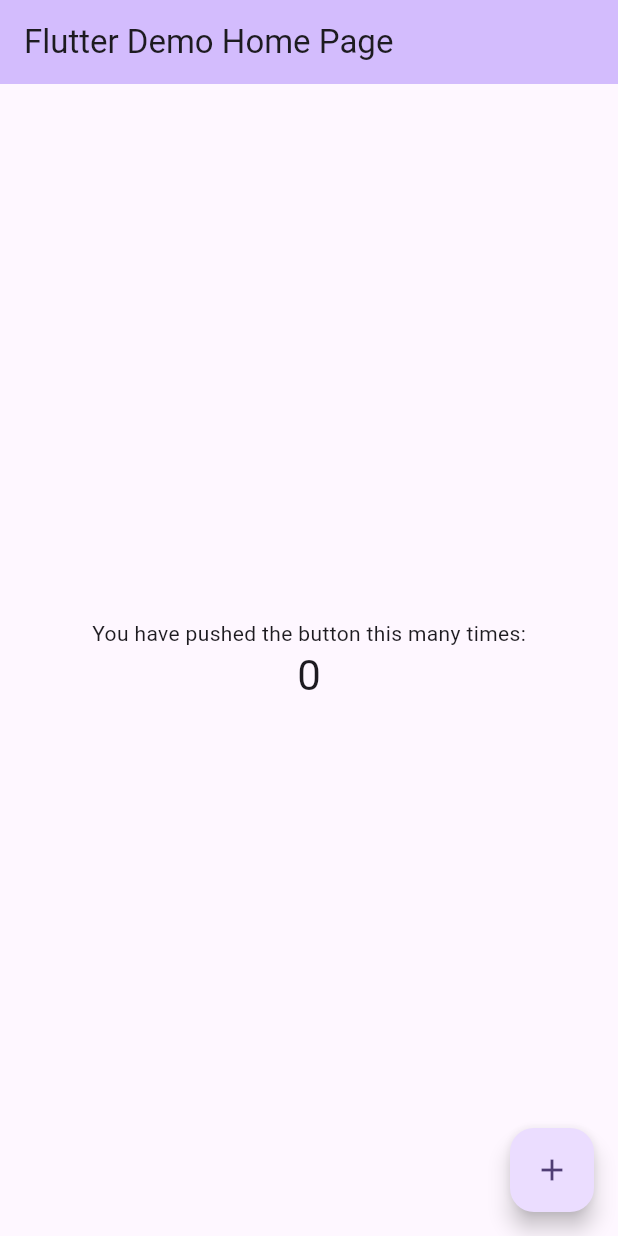
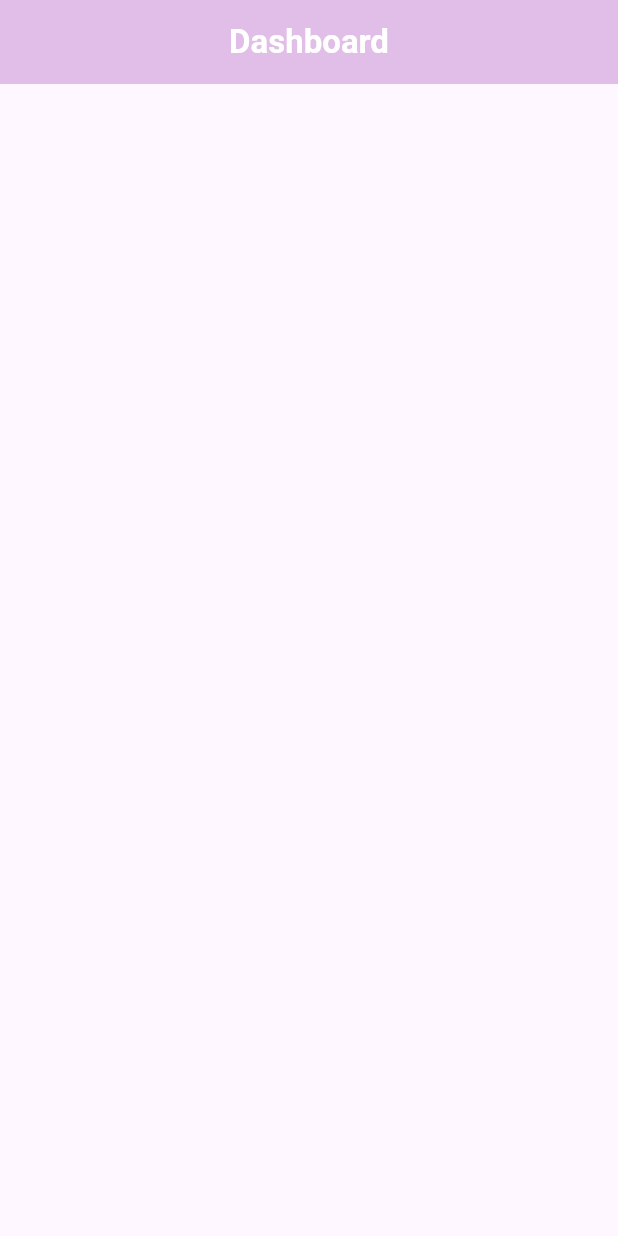
Before and after one commit to salitsamyl/notes_app, a Flutter app: the screen it shows after launch, on a phone screen of 412 x 824 dp. Run offline on Flutter 3.47's test engine with Material 3 defaults, Android fonts, the phone set to English and light mode, and no system bars.

Commit message:
Menambahkan model notes & tampilan dashboard

```diff
--- a/lib/main.dart
+++ b/lib/main.dart
@@ -1,4 +1,5 @@
 import 'package:flutter/material.dart';
+import 'package:notes_app/screens/dashboard.dart';
 
 void main() {
   runApp(const MyApp());
@@ -11,112 +12,7 @@ class MyApp extends StatelessWidget {
   @override
   Widget build(BuildContext context) {
     return MaterialApp(
-      title: 'Flutter Demo',
-      theme: ThemeData(
-        // This is the theme of your application.
-        //
-        // TRY THIS: Try running your application with "flutter run". You'll see
-        // the application has a purple toolbar. Then, without quitting the app,
-        // try changing the seedColor in the colorScheme below to Colors.green
-        // and then invoke "hot reload" (save your changes or press the "hot
-        // reload" button in a Flutter-supported IDE, or press "r" if you used
-        // the command line to start the app).
-        //
-        // Notice that the counter didn't reset back to zero; the application
-        // state is not lost during the reload. To reset the state, use hot
-        // restart instead.
-        //
-        // This works for code too, not just values: Most code changes can be
-        // tested with just a hot reload.
-        colorScheme: ColorScheme.fromSeed(seedColor: Colors.deepPurple),
-      ),
-      home: const MyHomePage(title: 'Flutter Demo Home Page'),
+      home: Dashboard(),
     );
   }
 }
-
-class MyHomePage extends StatefulWidget {
-  const MyHomePage({super.key, required this.title});
-
-  // This widget is the home page of your application. It is stateful, meaning
-  // that it has a State object (defined below) that contains fields that affect
-  // how it looks.
-
-  // This class is the configuration for the state. It holds the values (in this
-  // case the title) provided by the parent (in this case the App widget) and
-  // used by the build method of the State. Fields in a Widget subclass are
-  // always marked "final".
-
-  final String title;
-
-  @override
-  State<MyHomePage> createState() => _MyHomePageState();
-}
-
-class _MyHomePageState extends State<MyHomePage> {
-  int _counter = 0;
-
-  void _incrementCounter() {
-    setState(() {
-      // This call to setState tells the Flutter framework that something has
-      // changed in this State, which causes it to rerun the build method below
-      // so that the display can reflect the updated values. If we changed
-      // _counter without calling setState(), then the build method would not be
-      // called again, and so nothing would appear to happen.
-      _counter++;
-    });
-  }
-
-  @override
-  Widget build(BuildContext context) {
-    // This method is rerun every time setState is called, for instance as done
-    // by the _incrementCounter method above.
-    //
-    // The Flutter framework has been optimized to make rerunning build methods
-    // fast, so that you can just rebuild anything that needs updating rather
-    // than having to individually change instances of widgets.
-    return Scaffold(
-      appBar: AppBar(
-        // TRY THIS: Try changing the color here to a specific color (to
-        // Colors.amber, perhaps?) and trigger a hot reload to see the AppBar
-        // change color while the other colors stay the same.
-        backgroundColor: Theme.of(context).colorScheme.inversePrimary,
-        // Here we take the value from the MyHomePage object that was created by
-        // the App.build method, and use it to set our appbar title.
-        title: Text(widget.title),
-      ),
-      body: Center(
-        // Center is a layout widget. It takes a single child and positions it
-        // in the middle of the parent.
-        child: Column(
-          // Column is also a layout widget. It takes a list of children and
-          // arranges them vertically. By default, it sizes itself to fit its
-          // children horizontally, and tries to be as tall as its parent.
-          //
-          // Column has various properties to control how it sizes itself and
-          // how it positions its children. Here we use mainAxisAlignment to
-          // center the children vertically; the main axis here is the vertical
-          // axis because Columns are vertical (the cross axis would be
-          // horizontal).
-          //
-          // TRY THIS: Invoke "debug painting" (choose the "Toggle Debug Paint"
-          // action in the IDE, or press "p" in the console), to see the
-          // wireframe for each widget.
-          mainAxisAlignment: MainAxisAlignment.center,
-          children: <Widget>[
-            const Text('You have pushed the button this many times:'),
-            Text(
-              '$_counter',
-              style: Theme.of(context).textTheme.headlineMedium,
-            ),
-          ],
-        ),
-      ),
-      floatingActionButton: FloatingActionButton(
-        onPressed: _incrementCounter,
-        tooltip: 'Increment',
-        child: const Icon(Icons.add),
-      ), // This trailing comma makes auto-formatting nicer for build methods.
-    );
-  }
-}
--- /dev/null
+++ b/lib/screens/dashboard.dart
@@ -0,0 +1,22 @@
+import 'package:flutter/material.dart';
+
+class Dashboard extends StatefulWidget {
+  const Dashboard({super.key});
+
+  @override
+  State<Dashboard> createState() => _DashboardState();
+}
+
+class _DashboardState extends State<Dashboard> {
+  @override
+  Widget build(BuildContext context) {
+    return Scaffold(
+      appBar: AppBar(
+        title: Center(
+        child: Text("Dashboard",style: TextStyle(color: Colors.white, fontWeight: FontWeight.bold),),),
+        backgroundColor: Colors.purple.shade100,),
+
+        body: ListView(),
+    );
+  }
+}
```
Also changed, not shown: lib/model/notes_model.dart (added, +84 -0 lines).
